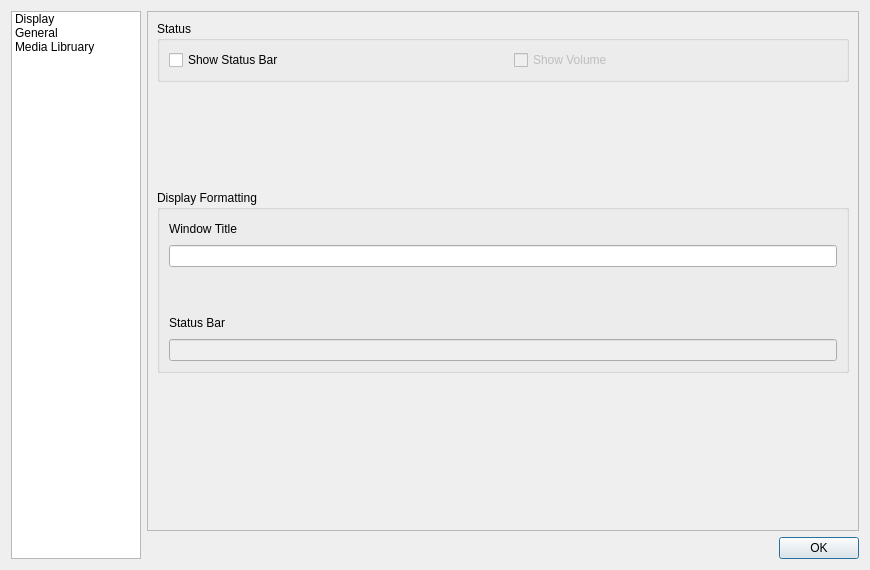
Qt form preferenceswindow.ui (KirillDubinkin/Errorise) before a commit.
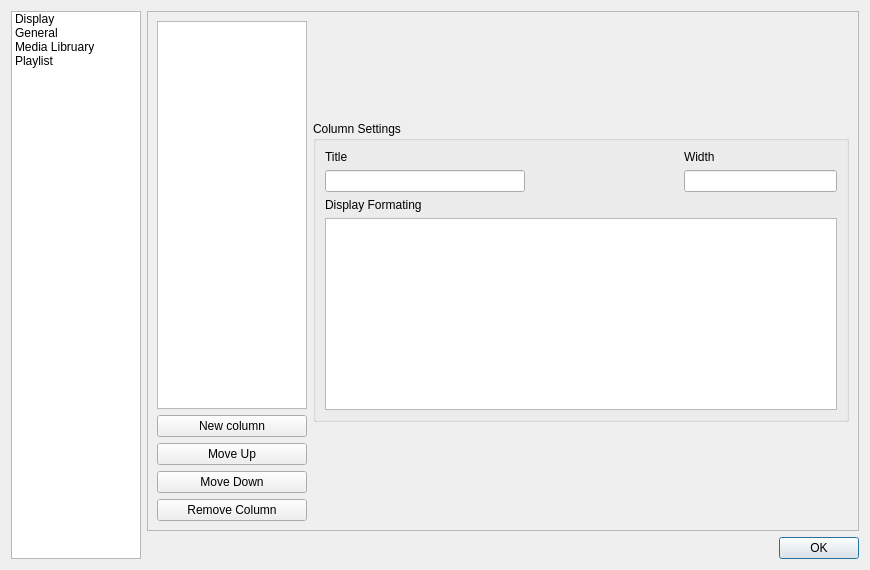
The same form after that commit.

Commit message: Added preferences window for formating playlist columns.

```diff
--- a/preferenceswindow.ui
+++ b/preferenceswindow.ui
@@ -42,6 +42,11 @@
          <string>Media Libruary</string>
         </property>
        </item>
+       <item>
+        <property name="text">
+         <string>Playlist</string>
+        </property>
+       </item>
       </widget>
      </item>
      <item>
@@ -57,7 +62,7 @@
             <enum>QFrame::StyledPanel</enum>
            </property>
            <property name="currentIndex">
-            <number>0</number>
+            <number>3</number>
            </property>
            <widget class="QWidget" name="page">
             <layout class="QGridLayout" name="gridLayout_10">
@@ -375,6 +380,177 @@
              </item>
             </layout>
            </widget>
+           <widget class="QWidget" name="page_4">
+            <layout class="QGridLayout" name="gridLayout_9">
+             <item row="0" column="0">
+              <widget class="QListWidget" name="listWidget_2">
+               <property name="maximumSize">
+                <size>
+                 <width>150</width>
+                 <height>16777215</height>
+                </size>
+               </property>
+              </widget>
+             </item>
+             <item row="0" column="1" rowspan="5">
+              <layout class="QVBoxLayout" name="verticalLayout_14">
+               <item>
+                <spacer name="verticalSpacer_8">
+                 <property name="orientation">
+                  <enum>Qt::Vertical</enum>
+                 </property>
+                 <property name="sizeHint" stdset="0">
+                  <size>
+                   <width>20</width>
+                   <height>40</height>
+                  </size>
+                 </property>
+                </spacer>
+               </item>
+               <item>
+                <widget class="QGroupBox" name="groupBox_5">
+                 <property name="title">
+                  <string>Column Settings</string>
+                 </property>
+                 <layout class="QGridLayout" name="gridLayout_8">
+                  <item row="0" column="0">
+                   <layout class="QHBoxLayout" name="horizontalLayout_5">
+                    <item>
+                     <layout class="QVBoxLayout" name="verticalLayout_7">
+                      <item>
+                       <widget class="QLabel" name="label_3">
+                        <property name="text">
+                         <string>Title</string>
+                        </property>
+                       </widget>
+                      </item>
+                      <item>
+                       <widget class="QLineEdit" name="lineEdit">
+                        <property name="minimumSize">
+                         <size>
+                          <width>200</width>
+                          <height>0</height>
+                         </size>
+                        </property>
+                       </widget>
+                      </item>
+                     </layout>
+                    </item>
+                    <item>
+                     <spacer name="horizontalSpacer_5">
+                      <property name="orientation">
+                       <enum>Qt::Horizontal</enum>
+                      </property>
+                      <property name="sizeHint" stdset="0">
+                       <size>
+                        <width>40</width>
+                        <height>20</height>
+                       </size>
+                      </property>
+                     </spacer>
+                    </item>
+                    <item>
+                     <layout class="QVBoxLayout" name="verticalLayout_8">
+                      <item>
+                       <widget class="QLabel" name="label_4">
+                        <property name="text">
+                         <string>Width</string>
+                        </property>
+                       </widget>
+                      </item>
+                      <item>
+                       <widget class="QLineEdit" name="lineEdit_2"/>
+                      </item>
+                     </layout>
+                    </item>
+                   </layout>
+                  </item>
+                  <item row="1" column="0">
+                   <layout class="QVBoxLayout" name="verticalLayout_9">
+                    <item>
+                     <widget class="QLabel" name="label_5">
+                      <property name="text">
+                       <string>Display Formating</string>
+                      </property>
+                     </widget>
+                    </item>
+                    <item>
+                     <widget class="QPlainTextEdit" name="plainTextEdit"/>
+                    </item>
+                   </layout>
+                  </item>
+                 </layout>
+                </widget>
+               </item>
+               <item>
+                <spacer name="verticalSpacer_10">
+                 <property name="orientation">
+                  <enum>Qt::Vertical</enum>
+                 </property>
+                 <property name="sizeHint" stdset="0">
+                  <size>
+                   <width>20</width>
+                   <height>40</height>
+                  </size>
+                 </property>
+                </spacer>
+               </item>
+              </layout>
+             </item>
+             <item row="1" column="0">
+              <widget class="QPushButton" name="pushButton">
+               <property name="maximumSize">
+                <size>
+                 <width>150</width>
+                 <height>16777215</height>
+                </size>
+               </property>
+               <property name="text">
+                <string>New column</string>
+               </property>
+              </widget>
+             </item>
+             <item row="2" column="0">
+              <widget class="QPushButton" name="pushButton_2">
+               <property name="maximumSize">
+                <size>
+                 <width>150</width>
+                 <height>16777215</height>
+                </size>
+               </property>
+               <property name="text">
+                <string>Move Up</string>
+               </property>
+              </widget>
+             </item>
+             <item row="3" column="0">
+              <widget class="QPushButton" name="pushButton_3">
+               <property name="maximumSize">
+                <size>
+                 <width>150</width>
+                 <height>16777215</height>
+                </size>
+               </property>
+               <property name="text">
+                <string>Move Down</string>
+               </property>
+              </widget>
+             </item>
+             <item row="4" column="0">
+              <widget class="QPushButton" name="pushButton_4">
+               <property name="maximumSize">
+                <size>
+                 <width>150</width>
+                 <height>16777215</height>
+                </size>
+               </property>
+               <property name="text">
+                <string>Remove Column</string>
+               </property>
+              </widget>
+             </item>
+            </layout>
+           </widget>
           </widget>
          </item>
          <item>
```
